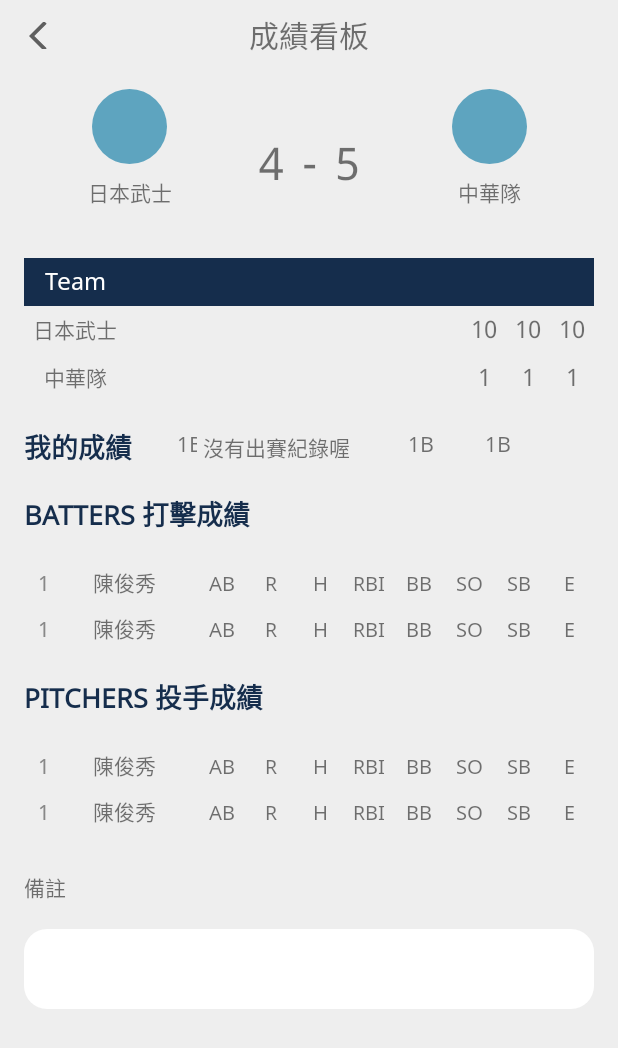
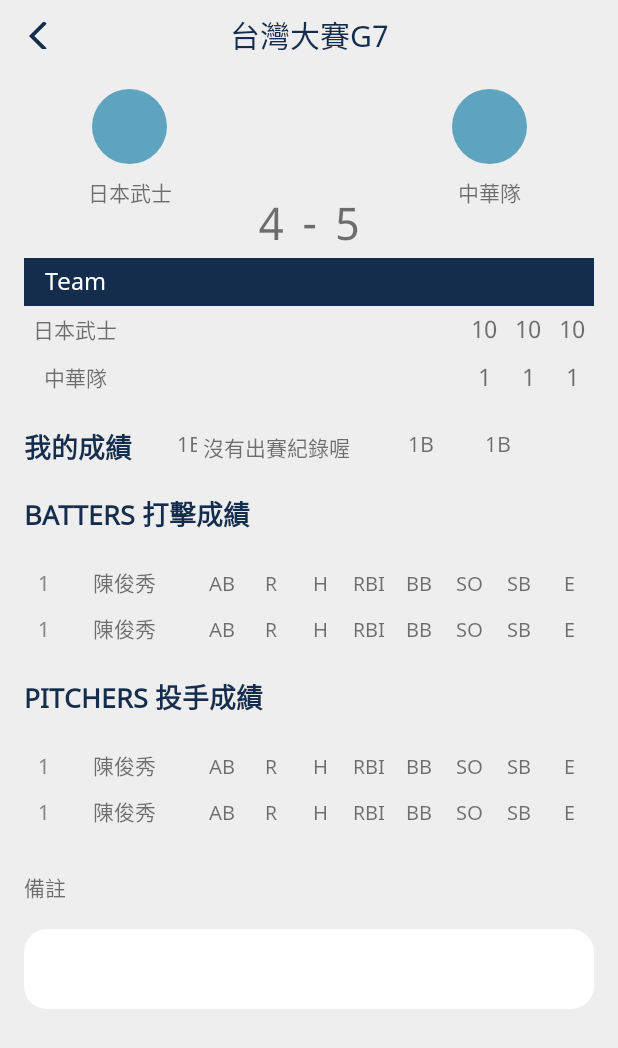
Before and after one commit to kuog1030/Baseball-Time, an Android app: the layout fragment_stat_game.xml on its own in the app's theme, with its tools: preview values and no code run, on a phone screen of 412 x 824 dp. Shown: the top 1048 px of the screen. Run offline under Robolectric (Android 15) with nearby library versions, the phone set to English and light mode, and no system bars.

Commit message:
Add error handle and message to game stat page

```diff
--- a/app/src/main/java/com/gillian/baseball/data/source/remote/BaseballRemoteDataSource.kt
+++ b/app/src/main/java/com/gillian/baseball/data/source/remote/BaseballRemoteDataSource.kt
@@ -724,7 +724,7 @@ object BaseballRemoteDataSource : BaseballDataSource {
                 .document(gameId)
                 .get()
                 .addOnSuccessListener { documents ->
-                    if (documents != null) {
+                    if (documents.data != null) {
                         val gameResult = documents.toObject(Game::class.java)
                         // TODO()這邊怎麼error handle?
                         continuation.resume(Result.Success(gameResult!!))
--- a/app/src/main/java/com/gillian/baseball/game/event/EventDialog.kt
+++ b/app/src/main/java/com/gillian/baseball/game/event/EventDialog.kt
@@ -68,8 +68,6 @@ class EventDialog(val eventInfo: EventInfo) : AppCompatDialogFragment() {
         viewModel.dismiss.observe(viewLifecycleOwner, Observer {
             it?.let {
 
-                Log.i("gillian", "current array ${it[0]}, ${it[1]}, ${it[2]}, ${it[3]}")
-
                 gameViewModel.addPitchCount()
 
                 if (viewModel.hasBaseOut.isEmpty()) {
--- a/app/src/main/java/com/gillian/baseball/login/LoginFragment.kt
+++ b/app/src/main/java/com/gillian/baseball/login/LoginFragment.kt
@@ -11,6 +11,7 @@ import androidx.fragment.app.viewModels
 import androidx.lifecycle.Observer
 import androidx.navigation.fragment.findNavController
 import com.gillian.baseball.NavigationDirections
+import com.gillian.baseball.R
 import com.gillian.baseball.data.User
 import com.gillian.baseball.databinding.FragmentLoginBinding
 import com.gillian.baseball.ext.getVmFactory
@@ -112,7 +113,7 @@ class LoginFragment : Fragment() {
 
         // Configure Google Sign In
         val gso = GoogleSignInOptions.Builder(GoogleSignInOptions.DEFAULT_SIGN_IN)
-            .requestIdToken("534551205378-86bj9g48tc1mi74a8gnep6muval9hrdm.apps.googleusercontent.com")
+            .requestIdToken(getString(R.string.default_web_client_id))
             .requestEmail()
             .build()
 
--- a/app/src/main/res/layout/fragment_stat_game.xml
+++ b/app/src/main/res/layout/fragment_stat_game.xml
@@ -19,15 +19,17 @@
         <TextView
             android:id="@+id/text_game_stat_title"
             android:layout_width="match_parent"
+            android:layout_height="wrap_content"
             android:gravity="center"
             android:paddingTop="@dimen/half_margin"
             android:paddingBottom="@dimen/half_margin"
-            android:layout_height="wrap_content"
-            android:text="@string/game_stat_title"
+            android:text="@{viewModel.game.title}"
+            android:textColor="@color/color_primary"
             android:textSize="20sp"
             app:layout_constraintEnd_toEndOf="parent"
             app:layout_constraintStart_toStartOf="parent"
-            app:layout_constraintTop_toTopOf="parent" />
+            app:layout_constraintTop_toTopOf="parent"
+            tools:text="台灣大賽G7" />
 
         <ImageButton
             android:id="@+id/button_game_stat_leave"
@@ -35,6 +37,7 @@
             android:layout_height="18dp"
             android:layout_marginStart="@dimen/margin"
             android:background="@color/transparent"
+            android:tint="@color/color_primary"
             app:layout_constraintBottom_toBottomOf="@+id/text_game_stat_title"
             app:layout_constraintStart_toStartOf="parent"
             app:layout_constraintTop_toTopOf="@+id/text_game_stat_title"
@@ -85,7 +88,7 @@
                     app:layout_constraintBottom_toTopOf="@+id/recycler_game_stat_box"
                     app:layout_constraintEnd_toEndOf="parent"
                     app:layout_constraintStart_toStartOf="parent"
-                    app:layout_constraintTop_toTopOf="parent"
+                    app:layout_constraintTop_toBottomOf="@+id/text_game_stat_game"
                     tools:text="4-5" />
 
                 <ImageView
@@ -298,9 +301,9 @@
                         <TextView
                             android:id="@+id/text_box_guest"
                             style="@style/FinalTable"
-                            android:textSize="14sp"
                             android:layout_width="wrap_content"
                             android:text="@{viewModel.game.guest.name}"
+                            android:textSize="14sp"
                             tools:text="日本武士" />
 
                     </TableRow>
@@ -312,9 +315,9 @@
                         <TextView
                             android:id="@+id/text_box_home"
                             style="@style/FinalTable"
-                            android:textSize="14sp"
                             android:layout_width="wrap_content"
                             android:text="@{viewModel.game.home.name}"
+                            android:textSize="14sp"
                             tools:text="中華隊" />
                     </TableRow>
                 </TableLayout>
@@ -349,5 +352,15 @@
 
         </androidx.constraintlayout.widget.ConstraintLayout>
 
+        <TextView
+            android:layout_width="match_parent"
+            android:layout_height="0dp"
+            android:background="@color/color_background"
+            android:gravity="center"
+            app:errorMessage="@{viewModel.errorMessage}"
+            app:layout_constraintBottom_toBottomOf="parent"
+            app:layout_constraintTop_toBottomOf="@id/text_game_stat_title"
+            tools:visibility="gone" />
+
     </androidx.constraintlayout.widget.ConstraintLayout>
 </layout>
--- a/app/src/main/res/navigation/navigation.xml
+++ b/app/src/main/res/navigation/navigation.xml
@@ -12,7 +12,9 @@
             app:argType="com.gillian.baseball.data.MyGame" />
         <action
             android:id="@+id/action_gameFragment_to_finalFragment"
-            app:destination="@id/finalFragment" />
+            app:destination="@id/finalFragment"
+            app:popUpTo="@id/allGamesFragment"
+            app:popUpToInclusive="true" />
     </fragment>
 
     <fragment
```
Also changed, not shown: app/src/main/java/com/gillian/baseball/BindingAdapters.kt (+13 -0 lines), app/src/main/java/com/gillian/baseball/statistics/statgame/StatGameViewModel.kt (+11 -0 lines).
